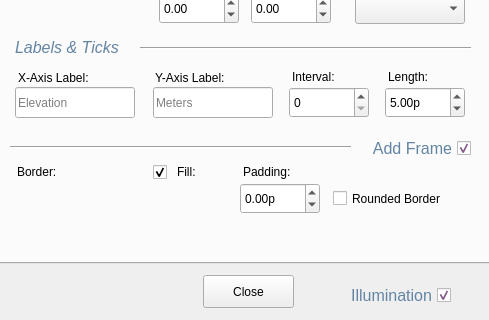
First picture: the form in mapui/support/interfaces/options.ui, repository cheapstr73/mapui, before the edit; both pictures show x 0 to 489 and y 245 to 565 of the 489 by 565 pixel window.
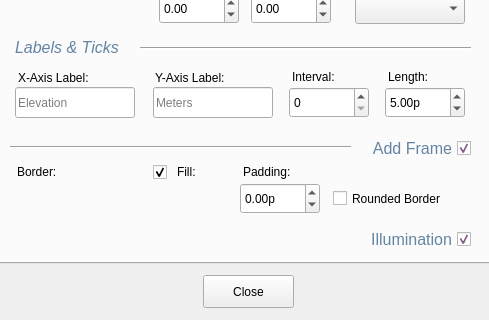
Second picture: the form after the edit. The open tabs and pages were chosen to show the change. Icons and pictures are not drawn.

```diff
--- a/mapui/support/interfaces/options.ui
+++ b/mapui/support/interfaces/options.ui
@@ -4767,6 +4767,121 @@
       <string>Rounded Border</string>
      </property>
     </widget>
+    <widget class="QCheckBox" name="chk_illuminate">
+     <property name="geometry">
+      <rect>
+       <x>350</x>
+       <y>450</y>
+       <width>121</width>
+       <height>21</height>
+      </rect>
+     </property>
+     <property name="palette">
+      <palette>
+       <active>
+        <colorrole role="WindowText">
+         <brush brushstyle="SolidPattern">
+          <color alpha="255">
+           <red>99</red>
+           <green>132</green>
+           <blue>163</blue>
+          </color>
+         </brush>
+        </colorrole>
+        <colorrole role="Text">
+         <brush brushstyle="SolidPattern">
+          <color alpha="255">
+           <red>157</red>
+           <green>112</green>
+           <blue>163</blue>
+          </color>
+         </brush>
+        </colorrole>
+        <colorrole role="PlaceholderText">
+         <brush brushstyle="SolidPattern">
+          <color alpha="128">
+           <red>157</red>
+           <green>112</green>
+           <blue>163</blue>
+          </color>
+         </brush>
+        </colorrole>
+       </active>
+       <inactive>
+        <colorrole role="WindowText">
+         <brush brushstyle="SolidPattern">
+          <color alpha="255">
+           <red>99</red>
+           <green>132</green>
+           <blue>163</blue>
+          </color>
+         </brush>
+        </colorrole>
+        <colorrole role="Text">
+         <brush brushstyle="SolidPattern">
+          <color alpha="255">
+           <red>157</red>
+           <green>112</green>
+           <blue>163</blue>
+          </color>
+         </brush>
+        </colorrole>
+        <colorrole role="PlaceholderText">
+         <brush brushstyle="SolidPattern">
+          <color alpha="128">
+           <red>157</red>
+           <green>112</green>
+           <blue>163</blue>
+          </color>
+         </brush>
+        </colorrole>
+       </inactive>
+       <disabled>
+        <colorrole role="WindowText">
+         <brush brushstyle="SolidPattern">
+          <color alpha="255">
+           <red>177</red>
+           <green>181</green>
+           <blue>184</blue>
+          </color>
+         </brush>
+        </colorrole>
+        <colorrole role="Text">
+         <brush brushstyle="SolidPattern">
+          <color alpha="255">
+           <red>180</red>
+           <green>184</green>
+           <blue>186</blue>
+          </color>
+         </brush>
+        </colorrole>
+        <colorrole role="PlaceholderText">
+         <brush brushstyle="SolidPattern">
+          <color alpha="128">
+           <red>65</red>
+           <green>76</green>
+           <blue>82</blue>
+          </color>
+         </brush>
+        </colorrole>
+       </disabled>
+      </palette>
+     </property>
+     <property name="font">
+      <font>
+       <pointsize>12</pointsize>
+      </font>
+     </property>
+     <property name="layoutDirection">
+      <enum>Qt::RightToLeft</enum>
+     </property>
+     <property name="text">
+      <string>Illumination</string>
+     </property>
+     <property name="checked">
+      <bool>true</bool>
+     </property>
+    </widget>
    </widget>
   </widget>
   <widget class="QPushButton" name="btn_options_close">
@@ -4785,121 +4900,6 @@
     <bool>false</bool>
    </property>
   </widget>
-  <widget class="QCheckBox" name="chk_illuminate">
-   <property name="geometry">
-    <rect>
-     <x>330</x>
-     <y>530</y>
-     <width>121</width>
-     <height>21</height>
-    </rect>
-   </property>
-   <property name="palette">
-    <palette>
-     <active>
-      <colorrole role="WindowText">
-       <brush brushstyle="SolidPattern">
-        <color alpha="255">
-         <red>99</red>
-         <green>132</green>
-         <blue>163</blue>
-        </color>
-       </brush>
-      </colorrole>
-      <colorrole role="Text">
-       <brush brushstyle="SolidPattern">
-        <color alpha="255">
-         <red>157</red>
-         <green>112</green>
-         <blue>163</blue>
-        </color>
-       </brush>
-      </colorrole>
-      <colorrole role="PlaceholderText">
-       <brush brushstyle="SolidPattern">
-        <color alpha="128">
-         <red>157</red>
-         <green>112</green>
-         <blue>163</blue>
-        </color>
-       </brush>
-      </colorrole>
-     </active>
-     <inactive>
-      <colorrole role="WindowText">
-       <brush brushstyle="SolidPattern">
-        <color alpha="255">
-         <red>99</red>
-         <green>132</green>
-         <blue>163</blue>
-        </color>
-       </brush>
-      </colorrole>
-      <colorrole role="Text">
-       <brush brushstyle="SolidPattern">
-        <color alpha="255">
-         <red>157</red>
-         <green>112</green>
-         <blue>163</blue>
-        </color>
-       </brush>
-      </colorrole>
-      <colorrole role="PlaceholderText">
-       <brush brushstyle="SolidPattern">
-        <color alpha="128">
-         <red>157</red>
-         <green>112</green>
-         <blue>163</blue>
-        </color>
-       </brush>
-      </colorrole>
-     </inactive>
-     <disabled>
-      <colorrole role="WindowText">
-       <brush brushstyle="SolidPattern">
-        <color alpha="255">
-         <red>177</red>
-         <green>181</green>
-         <blue>184</blue>
-        </color>
-       </brush>
-      </colorrole>
-      <colorrole role="Text">
-       <brush brushstyle="SolidPattern">
-        <color alpha="255">
-         <red>180</red>
-         <green>184</green>
-         <blue>186</blue>
-        </color>
-       </brush>
-      </colorrole>
-      <colorrole role="PlaceholderText">
-       <brush brushstyle="SolidPattern">
-        <color alpha="128">
-         <red>65</red>
-         <green>76</green>
-         <blue>82</blue>
-        </color>
-       </brush>
-      </colorrole>
-     </disabled>
-    </palette>
-   </property>
-   <property name="font">
-    <font>
-     <pointsize>12</pointsize>
-    </font>
-   </property>
-   <property name="layoutDirection">
-    <enum>Qt::RightToLeft</enum>
-   </property>
-   <property name="text">
-    <string>Illumination</string>
-   </property>
-   <property name="checked">
-    <bool>true</bool>
-   </property>
-  </widget>
  </widget>
  <resources/>
  <connections/>
```
Left out of the diff: 2 changed lines with no effect on the pictures.
